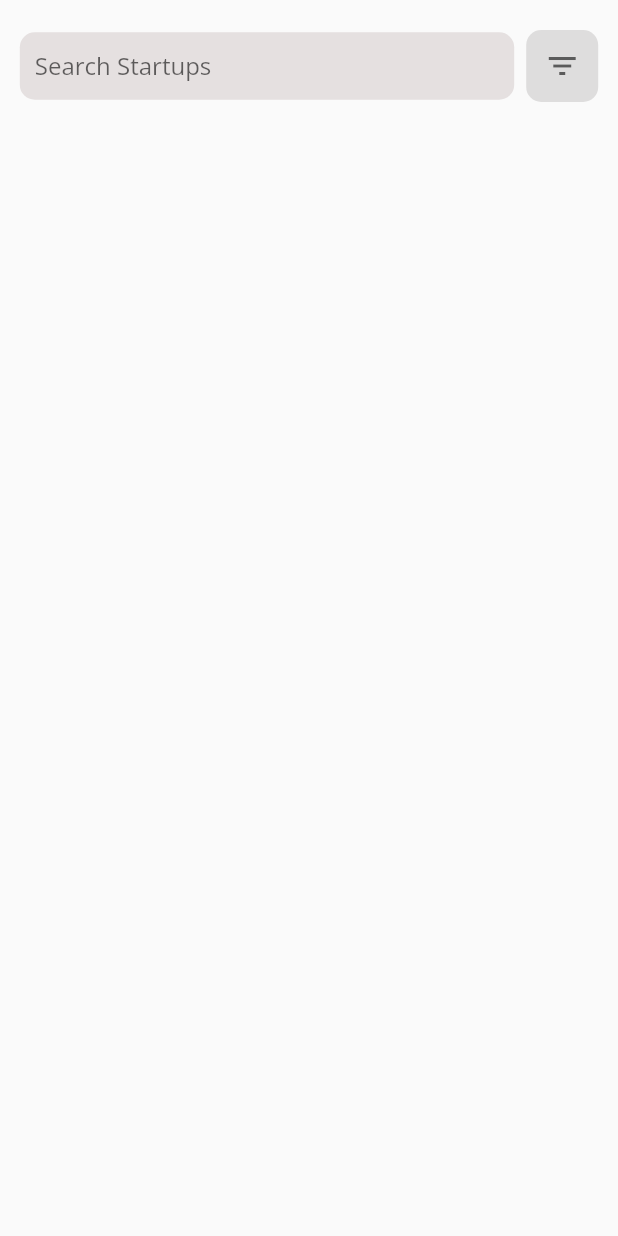
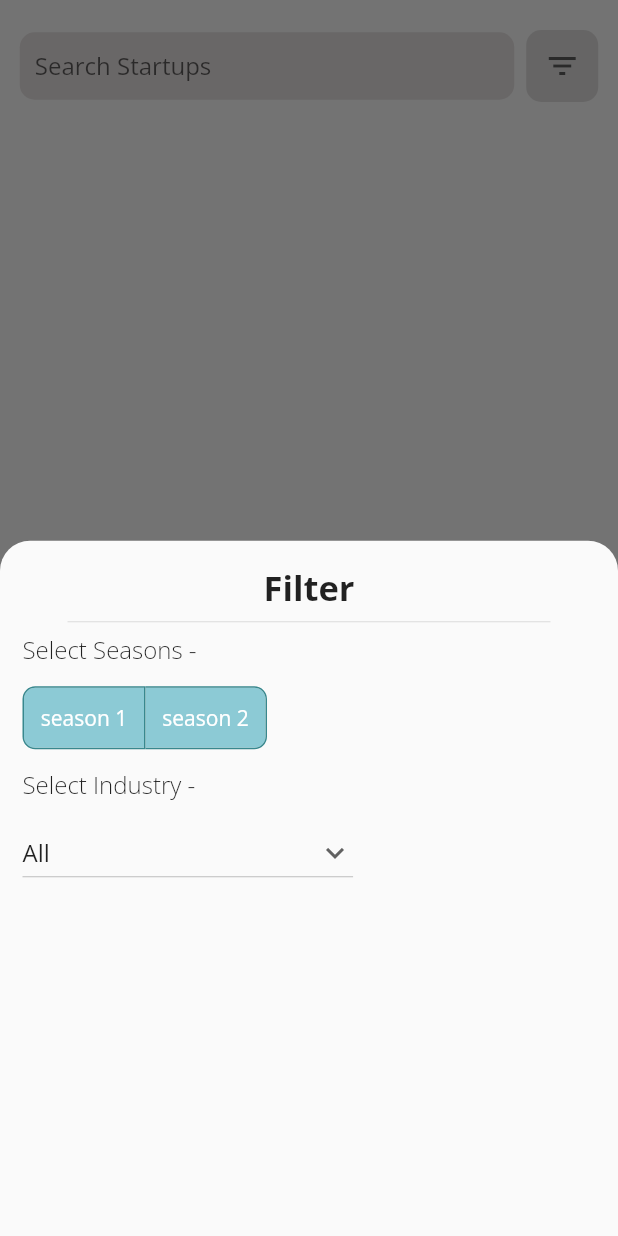
Before and after one commit to RohanArora13/sharktank_flutter, a Flutter app: the screen it shows after launch, after a tap on the "filter list" icon, on a phone screen of 412 x 824 dp. Run offline on Flutter 3.47's test engine with Material 2 defaults, Android fonts, the phone set to English and light mode, and no system bars; our stand-ins replace animated_text_kit, cloud_firestore, firebase_core, flutter_riverpod, google_fonts; accounts and stored records are empty.

Commit message:
filter elements added,filter model assigned with values

```diff
--- a/lib/episode/episode_screen.dart
+++ b/lib/episode/episode_screen.dart
@@ -4,11 +4,12 @@ import 'package:flutter/material.dart';
 import 'package:sharktank/common/loader.dart';
 import 'package:sharktank/episode/episode_controller.dart';
 import 'package:sharktank/model/company_model.dart';
+import 'package:sharktank/model/filter_options.dart';
 import 'package:sharktank/utils/utils.dart';
 
 import '../common/error.dart';
 
-final CompanyListProvider = StateProvider<List<Company>?>((ref) => null);
+final ShownCompanyListProvider = StateProvider<List<Company>?>((ref) => null);
 
 class EpisodeScreen extends ConsumerStatefulWidget {
   const EpisodeScreen({super.key});
@@ -21,6 +22,15 @@ class _EpisodeScreenState extends ConsumerState<EpisodeScreen> {
   bool startAnimation = false;
   final searchController = TextEditingController();
   List<Company> _ogList = [];
+
+  // fliter sheet elements
+  final List<bool> _selectedSeasons = <bool>[true, true];
+  final List<Widget> seasonNames = <Widget>[Text('season 1'), Text('season 2')];
+  final List<String> industryList = Utils.staticIndustryList;
+  FilterOption filterOption = FilterOption(
+    selectedSeasons: {"season1", "season2"},
+    selectedIndustry: 'All',
+  );
 
   @override
   void dispose() {
@@ -35,7 +45,9 @@ class _EpisodeScreenState extends ConsumerState<EpisodeScreen> {
     _listOfCompanies =
         await ref.read(EpisodeControllerProvider).getCompanyInfo();
     _ogList = _listOfCompanies;
-    ref.read(CompanyListProvider.notifier).update((state) => _listOfCompanies);
+    ref
+        .read(ShownCompanyListProvider.notifier)
+        .update((state) => _listOfCompanies);
     // setState(() {
     //   startAnimation = true;
     //   // print("_listOfCompanies" + _listOfCompanies.toString());
@@ -70,16 +82,18 @@ class _EpisodeScreenState extends ConsumerState<EpisodeScreen> {
       });
 
       ref
-          .read(CompanyListProvider.notifier)
+          .read(ShownCompanyListProvider.notifier)
           .update((state) => finalSetOfSearch.toList());
     } else {
       // if search length is zero show all
-      ref.read(CompanyListProvider.notifier).update((state) => _ogList);
+      ref.read(ShownCompanyListProvider.notifier).update((state) => _ogList);
     }
 
     //finalSetOfSearch.add();
     //print("searchList" + searchList.toString());
   }
+
+  void onFilter() {}
 
   @override
   void initState() {
@@ -98,7 +112,7 @@ class _EpisodeScreenState extends ConsumerState<EpisodeScreen> {
   Widget build(BuildContext context) {
     final screenHeight = MediaQuery.of(context).size.height;
     final screenWidth = MediaQuery.of(context).size.width;
-    final List<Company>? listCompanies = ref.watch(CompanyListProvider);
+    final List<Company>? listCompanies = ref.watch(ShownCompanyListProvider);
     return Scaffold(
       body: SafeArea(
         child: Column(
@@ -175,7 +189,13 @@ class _EpisodeScreenState extends ConsumerState<EpisodeScreen> {
                           borderRadius: BorderRadius.circular(10)),
                       child: IconButton(
                         color: Color.fromARGB(255, 91, 91, 91),
-                        onPressed: () {},
+                        onPressed: () => showModalBottomSheet(
+                            shape: RoundedRectangleBorder(
+                                borderRadius: BorderRadius.vertical(
+                                    top: Radius.circular(20))),
+                            clipBehavior: Clip.antiAliasWithSaveLayer,
+                            context: context,
+                            builder: (context) => BottomSheetFilter()),
                         icon: Icon(Icons.filter_list),
                       ),
                     ),
@@ -201,6 +221,124 @@ class _EpisodeScreenState extends ConsumerState<EpisodeScreen> {
           ],
         ),
       ),
+    );
+  }
+
+  Widget BottomSheetFilter() {
+    return StatefulBuilder(
+      builder: (BuildContext context, StateSetter setState) {
+        return Padding(
+          padding: const EdgeInsets.symmetric(horizontal: 15, vertical: 15),
+          child: Column(
+            //mainAxisAlignment: MainAxisAlignment.start,
+            crossAxisAlignment: CrossAxisAlignment.start,
+            children: [
+              Align(
+                  alignment: Alignment.topCenter,
+                  child: Text("Filter",
+                      style: TextStyle(
+                          fontSize: 23, fontWeight: FontWeight.bold))),
+              Padding(
+                padding: const EdgeInsets.symmetric(horizontal: 30),
+                child: Divider(),
+              ),
+              Text(
+                "Select Seasons -",
+                style: TextStyle(fontSize: 16, fontWeight: FontWeight.w300),
+              ),
+              SizedBox(
+                height: 10,
+              ),
+              // toggle button
+              ToggleButtons(
+                direction: Axis
+                    .horizontal, //vertical ? Axis.vertical : Axis.horizontal,
+                onPressed: (int index) {
+                  int count = 0;
+                  for (final bool value in _selectedSeasons) {
+                    if (value) {
+                      count += 1;
+                    }
+                  }
+                  if (_selectedSeasons[index] && count < 2) {
+                    return;
+                  }
+
+                  // All buttons are selectable.
+                  setState(() {
+                    _selectedSeasons[index] = !_selectedSeasons[index];
+
+                    // adding in filter model
+                    int count_index = 0;
+                    for (final bool value in _selectedSeasons) {
+
+                      if (value && count_index == 0) {
+                        filterOption.selectedSeasons.add("season1");
+                      } else if (value == false && count_index == 0) {
+                        filterOption.selectedSeasons.remove("season1");
+                      }
+                      if (value && count_index == 1) {
+                        filterOption.selectedSeasons.add("season2");
+                      } else if (value == false && count_index == 1) {
+                        filterOption.selectedSeasons.remove("season2");
+                      }
+                      count_index += 1;
+                    }
+                   // print(_selectedSeasons);
+                  // print(filterOption.selectedSeasons);
+                  });
+                },
+                borderRadius: const BorderRadius.all(Radius.circular(8)),
+                selectedBorderColor: Color.fromARGB(255, 56, 136, 142),
+                selectedColor: Color.fromARGB(255, 255, 255, 255),
+                fillColor: Color.fromARGB(255, 140, 202, 213),
+                color: Color.fromARGB(255, 102, 156, 187),
+                constraints: const BoxConstraints(
+                  minHeight: 40.0,
+                  minWidth: 80.0,
+                ),
+                isSelected: _selectedSeasons,
+                children: seasonNames,
+              ),
+              SizedBox(
+                height: 10,
+              ),
+              Text(
+                "Select Industry -",
+                style: TextStyle(fontSize: 16, fontWeight: FontWeight.w300),
+              ),
+              SizedBox(
+                height: 10,
+              ),
+              // Drop down option
+              DropdownButton(
+                // Initial Value
+                value: filterOption.selectedIndustry,
+
+                // Down Arrow Icon
+                icon: const Icon(Icons.keyboard_arrow_down),
+
+                // Array list of items
+                items: industryList.map((String items) {
+                  //print(items);
+                  return DropdownMenuItem(
+                    value: items,
+                    child: Text(items),
+                  );
+                }).toList(),
+                // After selecting the desired option,it will
+                // change button value to selected value
+                onChanged: (String? newValue) {
+                  setState(() {
+                    filterOption.selectedIndustry = newValue!;
+                    // dropDownValue = newValue!;
+                  });
+                },
+              ),
+            ],
+          ),
+        );
+      },
     );
   }
 
--- /dev/null
+++ b/lib/model/filter_options.dart
@@ -0,0 +1,61 @@
+// ignore_for_file: public_member_api_docs, sort_constructors_first
+import 'dart:convert';
+
+import 'package:flutter/foundation.dart';
+import 'package:flutter/material.dart';
+
+class FilterOption {
+  Set<String> selectedSeasons;
+  //final List<String> seasonNames;
+  String selectedIndustry;
+
+  FilterOption({
+    required this.selectedSeasons,
+    required this.selectedIndustry,
+  });
+
+  FilterOption copyWith({
+    Set<String>? selectedSeasons,
+    String? selectedIndustry,
+  }) {
+    return FilterOption(
+      selectedSeasons: selectedSeasons ?? this.selectedSeasons,
+      selectedIndustry: selectedIndustry ?? this.selectedIndustry,
+    );
+  }
+
+  Map<String, dynamic> toMap() {
+    return <String, dynamic>{
+      'selectedSeasons': selectedSeasons.toList(),
+      'selectedIndustry': selectedIndustry,
+    };
+  }
+
+  factory FilterOption.fromMap(Map<String, dynamic> map) {
+    return FilterOption(
+      selectedSeasons:
+          Set<String>.from((map['selectedSeasons'] as Set<String>)),
+      selectedIndustry: map['selectedIndustry'] as String,
+    );
+  }
+
+  String toJson() => json.encode(toMap());
+
+  factory FilterOption.fromJson(String source) =>
+      FilterOption.fromMap(json.decode(source) as Map<String, dynamic>);
+
+  @override
+  String toString() =>
+      'FilterOption(selectedSeasons: $selectedSeasons, selectedIndustry: $selectedIndustry)';
+
+  @override
+  bool operator ==(covariant FilterOption other) {
+    if (identical(this, other)) return true;
+
+    return setEquals(other.selectedSeasons, selectedSeasons) &&
+        other.selectedIndustry == selectedIndustry;
+  }
+
+  @override
+  int get hashCode => selectedSeasons.hashCode ^ selectedIndustry.hashCode;
+}
--- a/lib/utils/utils.dart
+++ b/lib/utils/utils.dart
@@ -2,8 +2,28 @@ import 'package:flutter/material.dart';
 
 class Utils {
   static const Color lightblue = Color.fromARGB(255, 211, 223, 250);
-    static const Color searchGrey = Color.fromARGB(255, 229, 224, 224);
+  static const Color searchGrey = Color.fromARGB(255, 229, 224, 224);
 
+  static const List<String> staticIndustryList = [
+    "All",
+    "Industry",
+    "Food",
+    "Vehicles/electrical vehicles",
+    "Beauty/fashion",
+    "Education",
+    "Agriculture",
+    "Medical/health",
+    "Manufacturing",
+    "Technology/software",
+    "Electronics",
+    "Animal/pets",
+    "Services",
+    "Hardware",
+    "Sports",
+    "Liquor/beverages",
+    "Entertainment",
+    "Furnishing/household",
+  ];
 
   // card color based on industry
   Color cardColor(String industry) {
```
